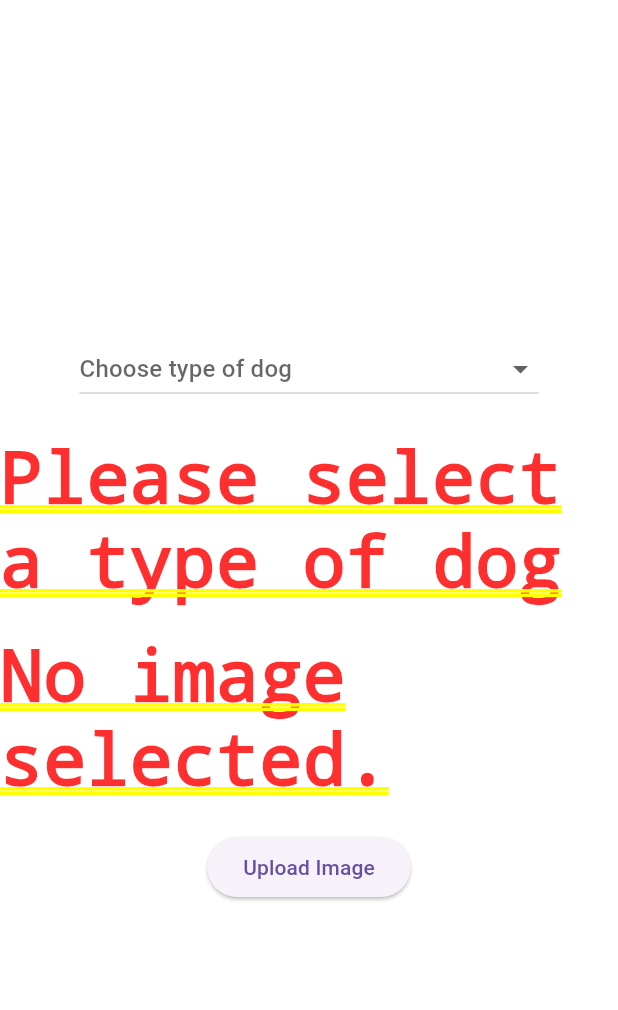
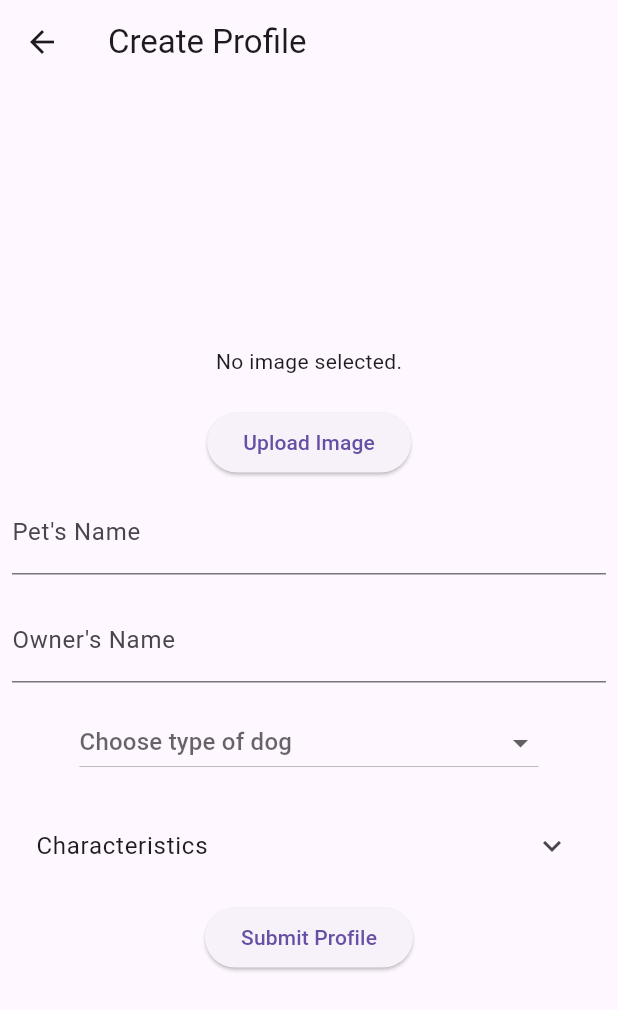
Before and after one commit to HRBodvarsson/lokaverkefni_hb, a Flutter app: the screen it shows after launch, after a tap on "Create Profile", on a phone screen of 412 x 824 dp. Shown: the top 1010 px of the screen. Run offline on Flutter 3.47's test engine with Material 3 defaults, Android fonts, the phone set to English and light mode, and no system bars; our stand-ins replace csv, image_picker.

Commit message:
update for createProfileScreen. Fixed navigation

```diff
--- /dev/null
+++ b/lib/create_profile_screen.dart
@@ -0,0 +1,164 @@
+import 'dart:io';
+import 'package:flutter/material.dart';
+import 'package:flutter/services.dart';
+import 'package:lokaverkefni_hb/image_handler.dart';
+import 'package:csv/csv.dart';
+
+class CreateProfileScreen extends StatefulWidget {
+  const CreateProfileScreen({super.key});
+
+  @override
+  _CreateProfileScreenState createState() => _CreateProfileScreenState();
+}
+
+class _CreateProfileScreenState extends State<CreateProfileScreen> {
+  File? _image;
+  String? _errorMessage;
+  String? _petName;
+  String? _ownerName;
+  String? _selectedDogType;
+  List<String> _dogTypes = [];
+  final List<bool> _characteristics = List<bool>.filled(5, false);
+  final List<String> _characteristicOptions = [
+    'Is collar trained',
+    'Likes to play catch',
+    'Likes to run',
+    'Behaves well with other dogs',
+    'Behaves well with other people'
+  ];
+
+  @override
+  void initState() {
+    super.initState();
+    _loadCsvData();
+  }
+
+  Future<void> _loadCsvData() async {
+    try {
+      final rawData = await rootBundle.loadString('assets/types_of_dogs.csv');
+      List<List<dynamic>> listData = const CsvToListConverter().convert(rawData);
+      setState(() {
+        _dogTypes = listData.map((row) => row[0].toString()).toList();
+      });
+    } catch (e) {
+      setState(() {
+        _errorMessage = e.toString();
+      });
+    }
+  }
+
+  Future<void> _pickImage() async {
+    try {
+      final file = await ImageHandler.pickImage();
+      setState(() {
+        _image = file;
+        _errorMessage = null; // Clear any previous error message
+      });
+    } catch (e) {
+      setState(() {
+        _errorMessage = e.toString();
+      });
+    }
+  }
+
+  void _submitProfile() {
+    Navigator.pop(context, {
+      'image': _image,
+      'petName': _petName,
+      'ownerName': _ownerName,
+      'selectedDogType': _selectedDogType,
+      'characteristics': _characteristics,
+    });
+  }
+
+  @override
+  Widget build(BuildContext context) {
+    return Scaffold(
+      appBar: AppBar(
+        title: const Text('Create Profile'),
+      ),
+      body: Center(
+        child: SingleChildScrollView(
+          child: Column(
+            mainAxisAlignment: MainAxisAlignment.center,
+            children: [
+              _image == null
+                  ? const Text('No image selected.')
+                  : Image.file(
+                      _image!,
+                      height: 200,
+                    ),
+              const SizedBox(height: 20),
+              ElevatedButton(
+                onPressed: _pickImage,
+                child: const Text('Upload Image'),
+              ),
+              Padding(
+                padding: const EdgeInsets.all(8.0),
+                child: TextField(
+                  decoration: const InputDecoration(labelText: 'Pet\'s Name'),
+                  onChanged: (value) {
+                    setState(() {
+                      _petName = value;
+                    });
+                  },
+                ),
+              ),
+              Padding(
+                padding: const EdgeInsets.all(8.0),
+                child: TextField(
+                  decoration: const InputDecoration(labelText: 'Owner\'s Name'),
+                  onChanged: (value) {
+                    setState(() {
+                      _ownerName = value;
+                    });
+                  },
+                ),
+              ),
+              Padding(
+                padding: const EdgeInsets.all(8.0),
+                child: DropdownButton<String>(
+                  hint: const Text('Choose type of dog'),
+                  value: _selectedDogType,
+                  items: _dogTypes.map((String type) {
+                    return DropdownMenuItem<String>(
+                      value: type,
+                      child: Text(type),
+                    );
+                  }).toList(),
+                  onChanged: (String? newValue) {
+                    setState(() {
+                      _selectedDogType = newValue;
+                    });
+                  },
+                ),
+              ),
+              Padding(
+                padding: const EdgeInsets.all(8.0),
+                child: ExpansionTile(
+                  title: const Text('Characteristics'),
+                  children: _characteristicOptions.map((String option) {
+                    int index = _characteristicOptions.indexOf(option);
+                    return CheckboxListTile(
+                      title: Text(option),
+                      value: _characteristics[index],
+                      onChanged: (bool? value) {
+                        setState(() {
+                          _characteristics[index] = value!;
+                        });
+                      },
+                    );
+                  }).toList(),
+                ),
+              ),
+              ElevatedButton(
+                onPressed: _submitProfile,
+                child: const Text('Submit Profile'),
+              ),
+            ],
+          ),
+        ),
+      ),
+    );
+  }
+}
--- a/lib/main.dart
+++ b/lib/main.dart
@@ -1,8 +1,9 @@
 import 'package:flutter/material.dart';
-import 'package:lokaverkefni_hb/ui/custom_navbar.dart';
-import 'package:lokaverkefni_hb/welcome_screen.dart';
-import 'package:lokaverkefni_hb/profile_screen.dart';
-import 'package:lokaverkefni_hb/settings_screen.dart';
+import 'welcome_screen.dart';
+import 'create_profile_screen.dart';
+import 'profile_screen.dart';
+import 'settings_screen.dart';
+import 'ui/custom_navbar.dart';
 
 void main() {
   runApp(const MyApp());
@@ -32,12 +33,19 @@ class MainScreen extends StatefulWidget {
 
 class _MainScreenState extends State<MainScreen> {
   int _currentIndex = 0;
+  Map<String, dynamic> _profileData = {};
 
-  final List<Widget> _screens = [
-    const WelcomeScreen(),
-    const ProfileScreen(),
-    const SettingsScreen(),
-  ];
+  final List<Widget> _screens = [];
+
+  @override
+  void initState() {
+    super.initState();
+    _screens.addAll([
+      WelcomeScreen(navigateToCreateProfile: _navigateToCreateProfile),
+      ProfileScreen(profileData: _profileData),
+      const SettingsScreen(),
+    ]);
+  }
 
   void _onTap(int index) {
     setState(() {
@@ -45,14 +53,30 @@ class _MainScreenState extends State<MainScreen> {
     });
   }
 
+  void _navigateToCreateProfile(BuildContext context) async {
+    final result = await Navigator.push(
+      context,
+      MaterialPageRoute(builder: (context) => const CreateProfileScreen()),
+    );
+
+    if (result != null) {
+      setState(() {
+        _profileData = result;
+        _screens[1] = ProfileScreen(profileData: _profileData);
+      });
+    }
+  }
+
   @override
   Widget build(BuildContext context) {
     return Scaffold(
       body: _screens[_currentIndex],
-      bottomNavigationBar: CustomNavBar(
-        currentIndex: _currentIndex,
-        onTap: _onTap,
-      ),
+      bottomNavigationBar: _currentIndex == 0
+          ? null
+          : CustomNavBar(
+              currentIndex: _currentIndex,
+              onTap: _onTap,
+            ),
     );
   }
 }
--- a/lib/profile_screen.dart
+++ b/lib/profile_screen.dart
@@ -1,108 +1,63 @@
 import 'dart:io';
 import 'package:flutter/material.dart';
-import 'package:flutter/services.dart';
-import 'package:csv/csv.dart';
-import 'image_handler.dart';
 
-class ProfileScreen extends StatefulWidget {
-  const ProfileScreen({super.key});
+class ProfileScreen extends StatelessWidget {
+  final Map<String, dynamic> profileData;
 
-  @override
-  _ProfileScreenState createState() => _ProfileScreenState();
-}
-
-class _ProfileScreenState extends State<ProfileScreen> {
-  List<List<String>> _dogData = [];
-  List<String> _dogTypes = [];
-  String? _selectedDogType;
-  bool _isLoading = true;
-  String? _errorMessage;
-  File? _image;
-
-  @override
-  void initState() {
-    super.initState();
-    _loadCsvData();
-  }
-
-  Future<void> _loadCsvData() async {
-    try {
-      final rawData = await rootBundle.loadString('assets/types_of_dogs.csv');
-      List<List<dynamic>> listData = const CsvToListConverter().convert(rawData);
-      setState(() {
-        _dogData = listData.map((row) => row.map((item) => item.toString()).toList()).toList();
-        if (_dogData.isNotEmpty) {
-          _dogTypes = _dogData.map((row) => row[0]).toList();
-        }
-        _isLoading = false;
-      });
-    } catch (e) {
-      setState(() {
-        _errorMessage = e.toString();
-        _isLoading = false;
-      });
-    }
-  }
-
-  Future<void> _pickImage() async {
-    try {
-      final file = await ImageHandler.pickImage();
-      setState(() {
-        _image = file;
-        _errorMessage = null; // Clear any previous error message
-      });
-    } catch (e) {
-      setState(() {
-        _errorMessage = e.toString();
-      });
-    }
-  }
+  const ProfileScreen({super.key, required this.profileData});
 
   @override
   Widget build(BuildContext context) {
-    return Center(
-      child: _isLoading
-          ? const CircularProgressIndicator()
-          : _errorMessage != null
-              ? Text('Error: $_errorMessage')
-              : Column(
+    return Scaffold(
+      appBar: AppBar(
+        title: const Text('Dog Profile'),
+      ),
+      body: Center(
+        child: SingleChildScrollView(
+          child: Column(
             mainAxisAlignment: MainAxisAlignment.center,
             children: [
-                    DropdownButton<String>(
-                      hint: const Text('Choose type of dog'),
-                      value: _selectedDogType,
-                      items: _dogTypes.map((String type) {
-                        return DropdownMenuItem<String>(
-                          value: type,
-                          child: Text(type),
-                        );
-                      }).toList(),
-                      onChanged: (String? newValue) {
-                        setState(() {
-                          _selectedDogType = newValue;
-                        });
-                      },
-                    ),
-                    const SizedBox(height: 20),
-                    _selectedDogType == null
-                        ? const Text('Please select a type of dog')
-                        : Text(
-                            'Selected Dog Type: $_selectedDogType',
-                            style: const TextStyle(fontSize: 16),
-                          ),
-                    const SizedBox(height: 20),
-                    _image == null
+              profileData['image'] == null
                   ? const Text('No image selected.')
                   : Image.file(
-                            _image!,
+                      profileData['image'] as File,
                       height: 200,
                     ),
               const SizedBox(height: 20),
-                    ElevatedButton(
-                      onPressed: _pickImage,
-                      child: const Text('Upload Image'),
+              Text(
+                'Pet\'s Name: ${profileData['petName'] ?? ''}',
+                style: const TextStyle(fontSize: 16),
+              ),
+              const SizedBox(height: 10),
+              Text(
+                'Owner\'s Name: ${profileData['ownerName'] ?? ''}',
+                style: const TextStyle(fontSize: 16),
+              ),
+              const SizedBox(height: 10),
+              Text(
+                'Type of Dog: ${profileData['selectedDogType'] ?? ''}',
+                style: const TextStyle(fontSize: 16),
+              ),
+              const SizedBox(height: 10),
+              const Text(
+                'Characteristics:',
+                style: TextStyle(fontSize: 16),
+              ),
+              ...List.generate(
+                profileData['characteristics'].length,
+                (index) {
+                  if (profileData['characteristics'][index]) {
+                    return Text(
+                      '- ${profileData['characteristicOptions'][index]}',
+                      style: const TextStyle(fontSize: 16),
+                    );
+                  }
+                  return const SizedBox.shrink();
+                },
               ),
             ],
+          ),
+        ),
       ),
     );
   }
--- a/lib/ui/custom_navbar.dart
+++ b/lib/ui/custom_navbar.dart
@@ -4,7 +4,7 @@ class CustomNavBar extends StatelessWidget {
   final int currentIndex;
   final Function(int) onTap;
 
-  CustomNavBar({required this.currentIndex, required this.onTap});
+  const CustomNavBar({super.key, required this.currentIndex, required this.onTap});
 
   @override
   Widget build(BuildContext context) {
--- a/lib/welcome_screen.dart
+++ b/lib/welcome_screen.dart
@@ -1,28 +1,29 @@
 import 'package:flutter/material.dart';
-import 'profile_screen.dart';
 
 class WelcomeScreen extends StatelessWidget {
-  const WelcomeScreen({super.key});
+  final Function(BuildContext) navigateToCreateProfile;
+
+  const WelcomeScreen({super.key, required this.navigateToCreateProfile});
 
   @override
   Widget build(BuildContext context) {
-    return Center(
+    return Scaffold(
+      appBar: AppBar(
+        title: const Text('S N A T A L A B B !'),
+      ),
+      body: Center(
         child: Column(
           mainAxisAlignment: MainAxisAlignment.center,
           children: [
             Image.asset('assets/vectors/snatalabb_logo_1.png'),
             const SizedBox(height: 10),
             ElevatedButton(
-            onPressed: () {
-              Navigator.push(
-                context,
-                MaterialPageRoute(builder: (context) => const ProfileScreen()),
-              );
-            },
+              onPressed: () => navigateToCreateProfile(context),
               child: const Text('Create Profile'),
             ),
           ],
         ),
+      ),
     );
   }
 }
```
Also changed, not shown: 1 other file. Lines whose indentation alone changed are shown as unchanged.
